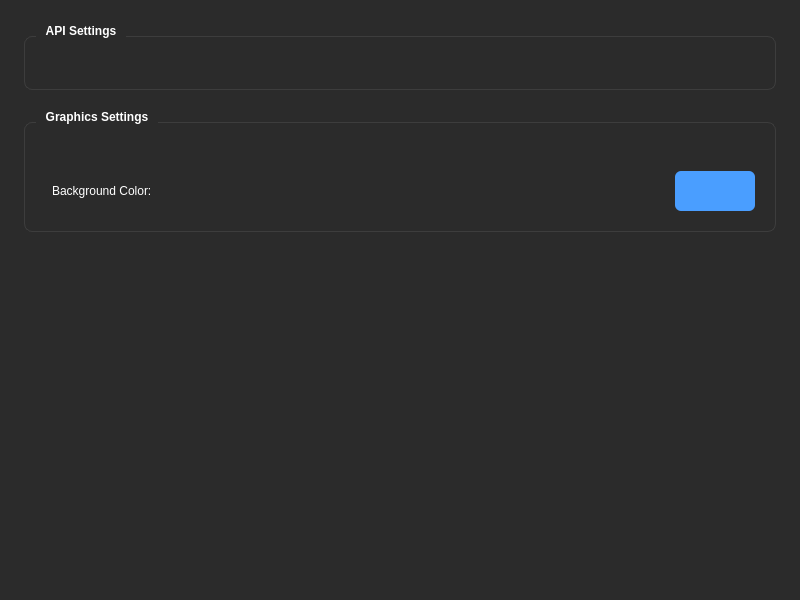
citron-neo/emulator, file src/citron/configuration/configure_graphics.ui: the form before one commit.
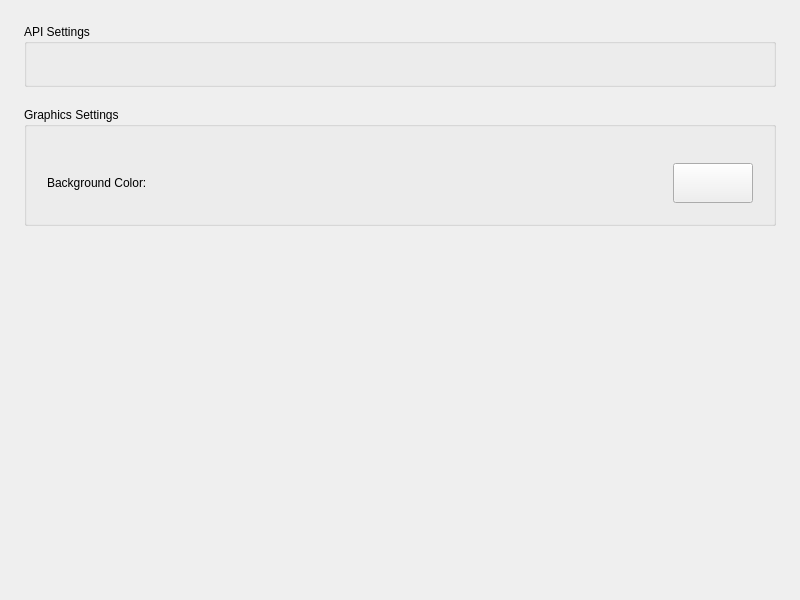
The form after the commit.

Diff of the .ui file:
```diff
--- a/src/citron/configuration/configure_graphics.ui
+++ b/src/citron/configuration/configure_graphics.ui
@@ -16,175 +16,6 @@
   <property name="accessibleName">
    <string>Graphics</string>
   </property>
-  <property name="styleSheet">
-   <string>QWidget {
-    background-color: #2b2b2b;
-    color: #ffffff;
-}
-
-QGroupBox {
-    font-weight: bold;
-    border: 1px solid #3d3d3d;
-    border-radius: 8px;
-    margin-top: 12px;
-    padding-top: 12px;
-    background-color: #2b2b2b;
-    color: #ffffff;
-}
-
-QGroupBox::title {
-    subcontrol-origin: margin;
-    left: 12px;
-    padding: 0 8px 0 8px;
-    color: #ffffff;
-    font-weight: bold;
-}
-
-QComboBox {
-    background-color: #3d3d3d;
-    border: 1px solid #5d5d5d;
-    border-radius: 6px;
-    padding: 8px 12px;
-    color: #ffffff;
-    min-width: 200px;
-    min-height: 28px;
-    selection-background-color: #4a9eff;
-}
-
-QComboBox:hover {
-    border-color: #4a9eff;
-    background-color: #404040;
-}
-
-QComboBox:focus {
-    border-color: #4a9eff;
-    background-color: #404040;
-}
-
-QComboBox::drop-down {
-    border: none;
-    width: 25px;
-    subcontrol-origin: padding;
-    subcontrol-position: top right;
-    background-color: transparent;
-}
-
-QComboBox::down-arrow {
-    width: 12px;
-    height: 12px;
-    background-color: #ffffff;
-}
-
-QComboBox QAbstractItemView {
-    background-color: #3d3d3d;
-    border: 1px solid #4a9eff;
-    selection-background-color: #4a9eff;
-    color: #ffffff;
-    outline: none;
-    padding: 4px;
-}
-
-QComboBox QAbstractItemView::item {
-    padding: 8px;
-    border: none;
-    background-color: transparent;
-    min-height: 20px;
-}
-
-QComboBox QAbstractItemView::item:selected {
-    background-color: #4a9eff;
-    color: #ffffff;
-}
-
-QComboBox QAbstractItemView::item:hover {
-    background-color: #5dafff;
-    color: #ffffff;
-}
-
-QCheckBox {
-    color: #ffffff;
-    spacing: 12px;
-    padding: 6px;
-    background-color: transparent;
-    min-height: 24px;
-}
-
-QCheckBox::indicator {
-    width: 18px;
-    height: 18px;
-    border: 2px solid #5d5d5d;
-    border-radius: 4px;
-    background-color: #3d3d3d;
-}
-
-QCheckBox::indicator:checked {
-    background-color: #4a9eff;
-    border-color: #4a9eff;
-}
-
-QCheckBox::indicator:hover {
-    border-color: #4a9eff;
-}
-
-QPushButton {
-    background-color: #4a9eff;
-    color: #ffffff;
-    border: none;
-    padding: 10px 20px;
-    border-radius: 6px;
-    font-weight: bold;
-    min-height: 20px;
-}
-
-QPushButton:hover {
-    background-color: #5dafff;
-}
-
-QPushButton:pressed {
-    background-color: #2980b9;
-}
-
-QLabel {
-    color: #ffffff;
-    background-color: transparent;
-    padding: 4px;
-    min-width: 120px;
-}
-
-QSlider::groove:horizontal {
-    border: 1px solid #5d5d5d;
-    height: 8px;
-    background-color: #3d3d3d;
-    border-radius: 4px;
-}
-
-QSlider::handle:horizontal {
-    background-color: #4a9eff;
-    border: 1px solid #4a9eff;
-    width: 18px;
-    margin: -5px 0;
-    border-radius: 9px;
-}
-
-QSlider::handle:horizontal:hover {
-    background-color: #5dafff;
-}
-
-QSpinBox, QDoubleSpinBox {
-    background-color: #3d3d3d;
-    border: 1px solid #5d5d5d;
-    border-radius: 6px;
-    padding: 6px;
-    color: #ffffff;
-    min-height: 20px;
-}
-
-QSpinBox:focus, QDoubleSpinBox:focus {
-    border-color: #4a9eff;
-    background-color: #404040;
-}
-</string>
-  </property>
   <layout class="QVBoxLayout" name="verticalLayout_1">
    <property name="spacing">
     <number>20</number>
```
